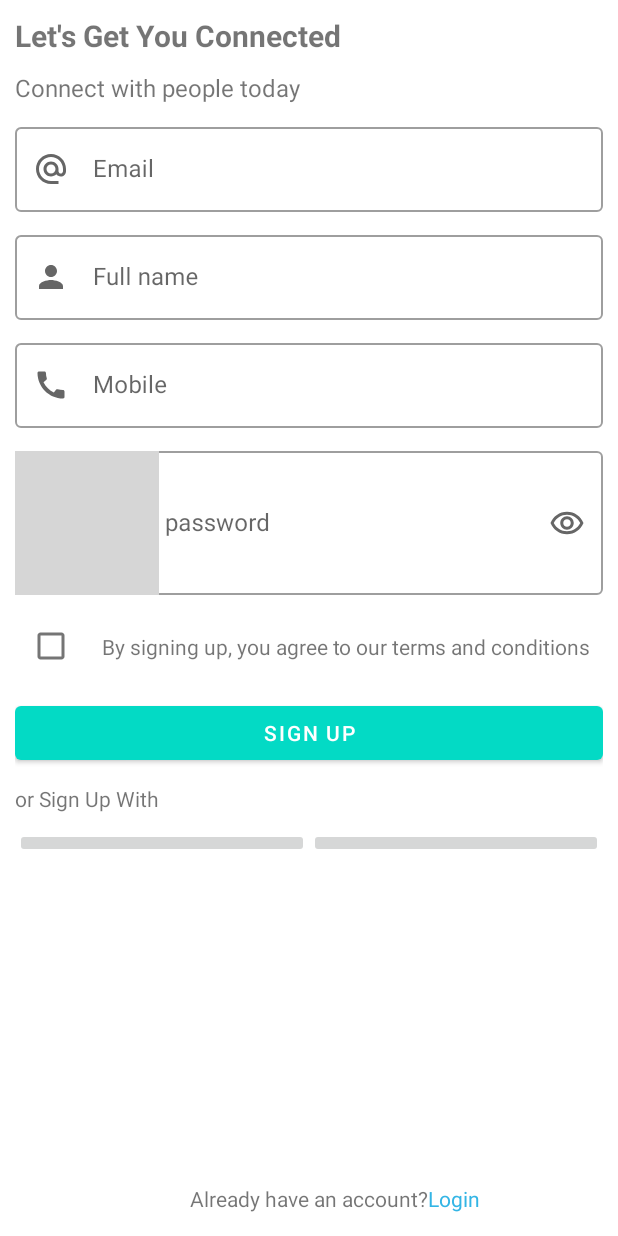
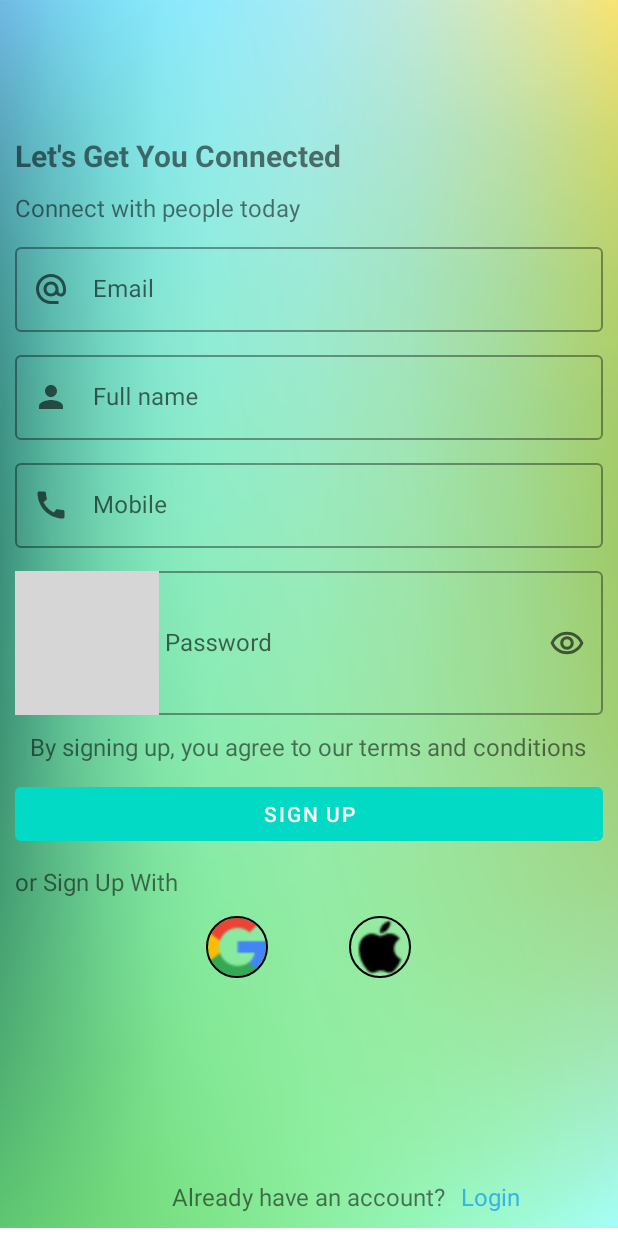
Before and after one commit to OkoloArt/Pals, an Android app: the screen it shows after launch (MainActivity), on a phone screen of 412 x 824 dp. Run offline under Robolectric (Android 15) with nearby library versions, the phone set to English and light mode, and no system bars; our stand-ins replace CircleImageView, Dagger/Hilt's generated code, Firebase (no records; nobody signed in at launch, a user with empty details on screens opened directly); libraries missing offline, so code that uses them is left out: com.cometchat.pro; plain views replace ChipNavigationBar; 3 statements that could not run were skipped; grey boxes are pictures that could not be loaded.

Commit message:
feat: Adding Google Sign-Up option for easy sign_up *

```diff
--- a/app/build.gradle
+++ b/app/build.gradle
@@ -80,6 +80,8 @@ dependencies {
     implementation 'com.google.firebase:firebase-auth-ktx'
     implementation 'com.google.firebase:firebase-database-ktx'
     implementation 'com.google.firebase:firebase-storage-ktx'
+    // Also add the dependency for the Google Play services library and specify its version
+    implementation 'com.google.android.gms:play-services-auth:20.5.0'
 
     // Dependency FirebaseUI for Firebase Realtime Database
     implementation 'com.firebaseui:firebase-ui-database:8.0.2'
@@ -119,4 +121,5 @@ dependencies {
 
     implementation 'com.cometchat:pro-android-calls-sdk:3.0.0'
     implementation 'com.cometchat:pro-android-chat-sdk:3.0.15'
+
 }
--- a/app/src/main/java/com/example/helloworld/ui/fragments/SignUpFragment.kt
+++ b/app/src/main/java/com/example/helloworld/ui/fragments/SignUpFragment.kt
@@ -1,20 +1,28 @@
 package com.example.helloworld.ui.fragments
 
+import android.app.Activity
+import android.content.Intent
 import android.os.Bundle
 import android.view.LayoutInflater
 import android.view.View
 import android.view.ViewGroup
 import android.widget.Toast
+import androidx.activity.result.contract.ActivityResultContracts
 import androidx.fragment.app.Fragment
 import androidx.fragment.app.viewModels
 import androidx.navigation.fragment.findNavController
-import com.example.helloworld.common.datastore.UserPreferences
+import com.example.helloworld.common.utils.FirebaseUtils.firebaseAuth
 import com.example.helloworld.data.model.ImageStatus
 import com.example.helloworld.data.model.User
 import com.example.helloworld.databinding.FragmentSignUpBinding
 import com.example.helloworld.ui.viewmodel.UserViewModel
+import com.google.android.gms.auth.api.signin.GoogleSignIn
+import com.google.android.gms.auth.api.signin.GoogleSignInAccount
+import com.google.android.gms.auth.api.signin.GoogleSignInClient
+import com.google.android.gms.auth.api.signin.GoogleSignInOptions
+import com.google.android.gms.common.api.ApiException
+import com.google.firebase.auth.GoogleAuthProvider
 import dagger.hilt.android.AndroidEntryPoint
-import javax.inject.Inject
 
 /**
  * A simple [Fragment] subclass.
@@ -22,8 +30,10 @@ import javax.inject.Inject
  * create an instance of this fragment.
  */
 @AndroidEntryPoint
-class SignUpFragment : Fragment()
-{
+class SignUpFragment : Fragment() {
+
+    private lateinit var googleSignInClient: GoogleSignInClient
+
     private var _binding : FragmentSignUpBinding? = null
     private val binding get() = _binding!!
 
@@ -38,15 +48,80 @@ class SignUpFragment : Fragment()
     override fun onViewCreated(view: View , savedInstanceState: Bundle?) {
         super.onViewCreated(view , savedInstanceState)
 
-        binding.signUp.setOnClickListener {
-            registerUser()
+        val gso = GoogleSignInOptions.Builder(GoogleSignInOptions.DEFAULT_SIGN_IN)
+            .requestIdToken("969470895047-e0lfs8sf9ipb1e3vbgpenmv004s8a6si.apps.googleusercontent.com")
+            .requestEmail()
+            .build()
+
+        googleSignInClient = GoogleSignIn.getClient(requireContext() , gso)
+
+        binding.apply {
+            signUp.setOnClickListener {
+                registerUser()
+            }
+            google.setOnClickListener {
+
+            }
+            apple.setOnClickListener {
+
+            }
         }
+    }
+
+    @Deprecated("Deprecated in Java")
+    override fun onActivityResult(requestCode: Int , resultCode: Int , data: Intent?) {
+        super.onActivityResult(requestCode, resultCode, data)
+        if (requestCode == RC_SIGN_IN) {
+            val task = GoogleSignIn.getSignedInAccountFromIntent(data)
+            try {
+                // Google SignIn Successful
+                val account = task.getResult(ApiException::class.java)
+                firebaseAuthWithGoogle(account)
+
+            } catch (e: Exception) {
+                //Failed Google Sign In
+                Toast.makeText(requireContext(), "SignIn Failed", Toast.LENGTH_SHORT).show()
+            }
+        }
+    }
+
+    // this is where we update the UI after Google signin takes place
+    private fun firebaseAuthWithGoogle(account: GoogleSignInAccount) {
+        val credential = GoogleAuthProvider.getCredential(account.idToken , null)
+        firebaseAuth.signInWithCredential(credential)
+            .addOnSuccessListener { authResult ->
+                //Login success
+                Toast.makeText(requireContext(), "Login Successful", Toast.LENGTH_SHORT).show()
+
+                //check if user is new or existing
+                if (authResult.additionalUserInfo!!.isNewUser) {
+                    Toast.makeText(requireContext(), "Account Created", Toast.LENGTH_SHORT).show()
+                }
+//                else {
+//                    Toast.makeText(requireContext(), "User Already Exists", Toast.LENGTH_SHORT)
+//                        .show()
+//                }
+
+                // Start Home Fragment
+             //   findNavController().navigate(R.id.action_registerFragment2_to_homeFragment)
+            }
+            .addOnFailureListener {
+                // Login Failed
+                Toast.makeText(requireContext(), "Login Failed", Toast.LENGTH_SHORT).show()
+            }
+
+    }
+
+    private fun signInWithGoogle() {
+        val signInIntent = googleSignInClient.signInIntent
+        startActivityForResult(signInIntent, RC_SIGN_IN)
     }
 
     private fun registerUser(){
         val userEmail = binding.email.editText?.text.toString()
         val userName = binding.username.editText?.text.toString()
         val userPassword = binding.password.editText?.text.toString()
+        val userMobile = binding.mobile.editText?.text.toString()
         if (userEmail.isBlank() && userName.isBlank() && userPassword.isBlank()){
             binding.apply {
                 email.editText?.error = "Field cannot be blank"
@@ -57,7 +132,7 @@ class SignUpFragment : Fragment()
             val result = userViewModel.createUser(userEmail,userPassword)
             result.addOnCompleteListener {
                 if (it.isSuccessful) {
-                    uploadData(userEmail,userName)
+                    uploadData(userEmail,userName,userMobile)
                     val action = SignUpFragmentDirections.actionSignUpFragmentToChatFragment()
                     findNavController().navigate(action)
                 }else{
@@ -69,12 +144,18 @@ class SignUpFragment : Fragment()
 
     }
 
-    private fun uploadData(email:String, username: String){
+    private fun uploadData(email:String, username: String, mobile:String){
 
         val imageStatus: MutableList<ImageStatus> = mutableListOf()
 
-        val user = User("" , email , username , "" , "online" , false ,imageStatus , "" , "" , "")
+        val user = User("" , email , username , "" , "online" , false ,imageStatus , "" , "" , mobile)
         userViewModel.uploadData(user)
     }
 
+
+    companion object {
+        private const val TAG = "GoogleActivity"
+        private const val RC_SIGN_IN = 9001
+    }
+
 }
--- a/app/src/main/res/layout/fragment_sign_up.xml
+++ b/app/src/main/res/layout/fragment_sign_up.xml
@@ -4,6 +4,7 @@
     xmlns:tools="http://schemas.android.com/tools"
     android:layout_width="match_parent"
     android:layout_height="match_parent"
+    android:background="@drawable/blue_tone"
     android:padding="10dp"
     tools:context=".ui.fragments.SignUpFragment">
 
@@ -12,6 +13,7 @@
         android:layout_width="match_parent"
         android:layout_height="wrap_content"
         android:textStyle="bold"
+        android:layout_marginTop="80dp"
         android:textSize="20sp"
         android:text="@string/let_s_get_you_connected"
         app:layout_constraintTop_toTopOf="parent" />
@@ -42,7 +44,7 @@
 
     <com.google.android.material.textfield.TextInputLayout
         android:id="@+id/username"
-        android:hint="Full name"
+        android:hint="@string/full_name"
         android:layout_marginTop="10dp"
         style="@style/Widget.MaterialComponents.TextInputLayout.OutlinedBox"
         android:layout_width="match_parent"
@@ -92,23 +94,15 @@
             android:layout_height="wrap_content" />
     </com.google.android.material.textfield.TextInputLayout>
 
-    <CheckBox
-        android:layout_marginTop="10dp"
-        android:id="@+id/checkBox"
-        android:layout_width="wrap_content"
-        android:layout_height="wrap_content"
-        app:layout_constraintStart_toStartOf="parent"
-        app:layout_constraintTop_toBottomOf="@+id/password" />
-
     <TextView
         android:id="@+id/textView7"
-        android:layout_width="wrap_content"
+        android:textSize="16sp"
+        android:layout_marginTop="10dp"
+        android:layout_width="match_parent"
         android:layout_marginStart="10dp"
         android:layout_height="wrap_content"
         android:text="By signing up, you agree to our terms and conditions"
-        app:layout_constraintBottom_toBottomOf="@+id/checkBox"
-        app:layout_constraintStart_toEndOf="@+id/checkBox"
-        app:layout_constraintTop_toTopOf="@+id/checkBox" />
+        app:layout_constraintTop_toBottomOf="@+id/password" />
 
     <Button
         android:id="@+id/signUp"
@@ -116,7 +110,7 @@
         android:layout_width="match_parent"
         android:layout_height="wrap_content"
         android:text="Sign Up"
-        app:layout_constraintTop_toBottomOf="@+id/checkBox" />
+        app:layout_constraintTop_toBottomOf="@+id/textView7" />
 
     <TextView
         android:layout_marginTop="10dp"
@@ -124,33 +118,46 @@
         android:layout_width="match_parent"
         android:layout_height="wrap_content"
         android:text="or Sign Up With"
+        android:textSize="16sp"
         app:layout_constraintEnd_toEndOf="parent"
         app:layout_constraintTop_toBottomOf="@+id/signUp" />
 
-    <LinearLayout
-        android:layout_marginTop="10dp"
-        android:id="@+id/linearLayout"
+    <RelativeLayout
         android:layout_width="match_parent"
         android:layout_height="wrap_content"
-        android:orientation="horizontal"
+        android:layout_marginTop="10dp"
+        android:gravity="center"
         app:layout_constraintTop_toBottomOf="@+id/textView10">
 
-        <ImageButton
-            android:layout_width="0dp"
-            android:layout_height="wrap_content"
-            android:layout_weight="1" />
+        <de.hdodenhof.circleimageview.CircleImageView
+            android:id="@+id/google"
+            app:civ_border_color="@color/black"
+            app:civ_border_width="1dp"
+            android:padding="2dp"
+            android:layout_width="45dp"
+            android:layout_height="45dp"
+            android:src="@drawable/google" />
 
-        <ImageButton
-            android:layout_width="0dp"
-            android:layout_height="wrap_content"
-            android:layout_weight="1" />
-    </LinearLayout>
+        <de.hdodenhof.circleimageview.CircleImageView
+            android:id="@+id/apple"
+            app:civ_border_color="@color/black"
+            app:civ_border_width="1dp"
+            android:padding="2dp"
+            android:layout_width="45dp"
+            android:layout_marginStart="50dp"
+            android:layout_toEndOf="@id/google"
+            android:layout_height="45dp"
+            android:src="@drawable/apple" />
+
+
+    </RelativeLayout>
 
     <TextView
         android:id="@+id/textView11"
         android:layout_width="wrap_content"
         android:layout_height="wrap_content"
-        android:text="Already have an account?"
+        android:text="@string/already_have_an_account"
+        android:textSize="16sp"
         app:layout_constraintBottom_toBottomOf="parent"
         app:layout_constraintEnd_toEndOf="parent"
         app:layout_constraintStart_toStartOf="parent" />
@@ -158,7 +165,9 @@
     <TextView
         android:layout_width="wrap_content"
         android:layout_height="wrap_content"
-        android:text="Login"
+        android:textSize="16sp"
+        android:text="@string/login"
+        android:layout_marginStart="10dp"
         android:textColor="@android:color/holo_blue_light"
         app:layout_constraintBottom_toBottomOf="@+id/textView11"
         app:layout_constraintStart_toEndOf="@+id/textView11"
--- a/app/src/main/res/values/strings.xml
+++ b/app/src/main/res/values/strings.xml
@@ -24,5 +24,7 @@
     <string name="let_s_get_you_connected">Let\'s Get You Connected</string>
     <string name="connect_with_people_today">Connect with people today</string>
     <string name="email">Email</string>
-    <string name="password">password</string>
+    <string name="password">Password</string>
+    <string name="already_have_an_account">Already have an account?</string>
+    <string name="full_name">Full name</string>
 </resources>
```
Also changed, not shown: app/src/main/res/drawable/apple.png (added), app/src/main/res/drawable/google.png (added).
